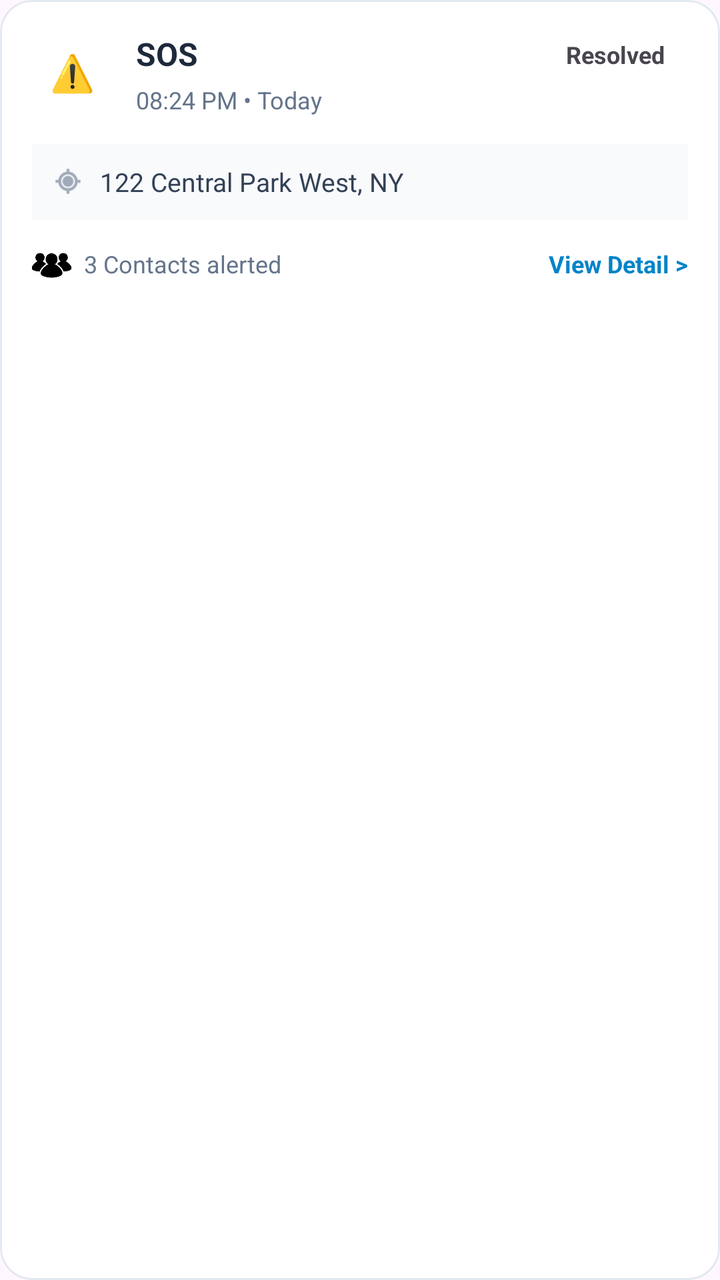
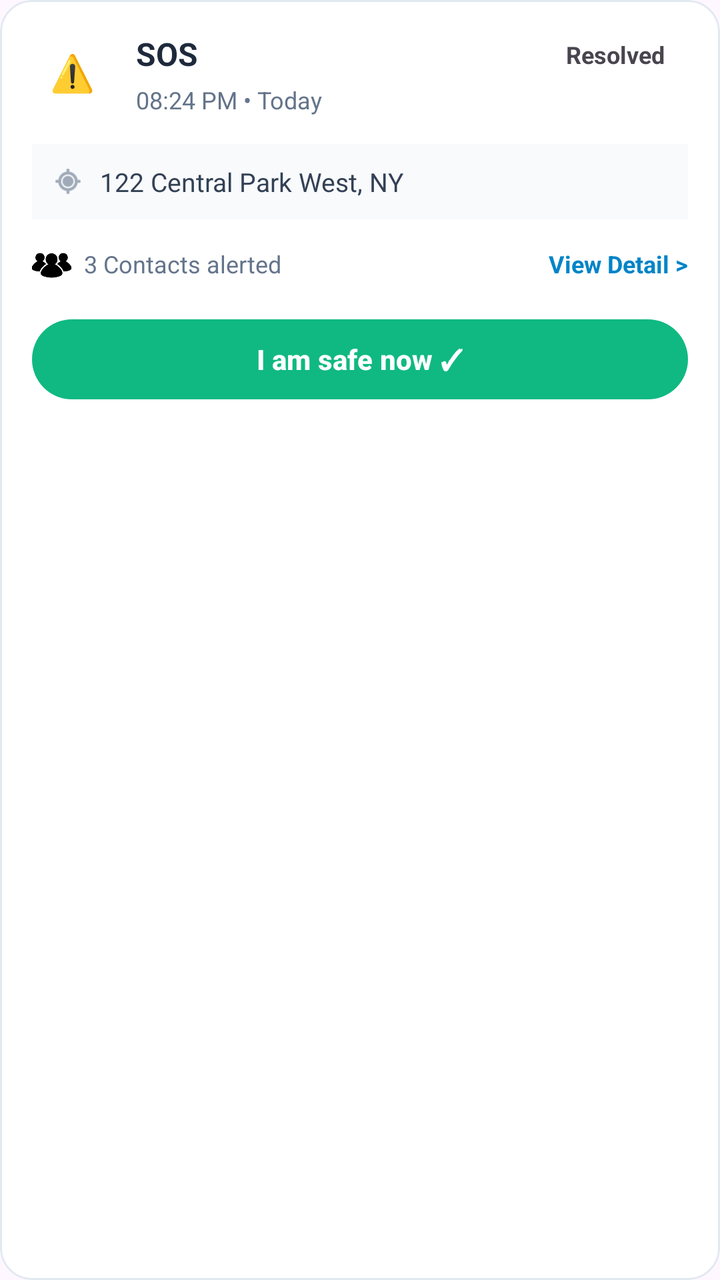

Two renders of the same Android screen: before a commit and after it. Below are the layout's source before the change and the commit's diff.
<!-- AndroidManifest.xml: application theme Theme.SafeRoute -->
<!-- res/layout/item_history_log.xml -->
<?xml version="1.0" encoding="utf-8"?>
<com.google.android.material.card.MaterialCardView
    xmlns:android="http://schemas.android.com/apk/res/android"
    xmlns:app="http://schemas.android.com/apk/res-auto"
    android:layout_width="match_parent"
    android:layout_height="wrap_content"
    android:layout_marginHorizontal="16dp"
    android:layout_marginVertical="8dp"
    app:cardCornerRadius="16dp"
    app:cardElevation="0dp"
    app:strokeWidth="1dp"
    app:strokeColor="#E2E8F0"
    app:cardBackgroundColor="#FFFFFF">

    <androidx.constraintlayout.widget.ConstraintLayout
        android:layout_width="match_parent"
        android:layout_height="wrap_content"
        android:padding="16dp">

        <TextView
            android:id="@+id/tvLogIcon"
            android:layout_width="40dp"
            android:layout_height="40dp"
            android:gravity="center"
            android:text="⚠️"
            android:textSize="18sp"
            app:layout_constraintStart_toStartOf="parent"
            app:layout_constraintTop_toTopOf="parent"/>

        <TextView
            android:id="@+id/tvLogType"
            android:layout_width="wrap_content"
            android:layout_height="wrap_content"
            android:layout_marginStart="12dp"
            android:text="SOS"
            android:textColor="#1E293B"
            android:textSize="16sp"
            android:textStyle="bold"
            app:layout_constraintStart_toEndOf="@id/tvLogIcon"
            app:layout_constraintTop_toTopOf="@id/tvLogIcon"/>

        <TextView
            android:id="@+id/tvLogTime"
            android:layout_width="wrap_content"
            android:layout_height="wrap_content"
            android:layout_marginTop="4dp"
            android:text="08:24 PM • Today"
            android:textColor="#64748B"
            android:textSize="12sp"
            app:layout_constraintStart_toStartOf="@id/tvLogType"
            app:layout_constraintTop_toBottomOf="@id/tvLogType"/>

        <TextView
            android:id="@+id/tvLogStatus"
            android:layout_width="wrap_content"
            android:layout_height="wrap_content"
            android:paddingHorizontal="12dp"
            android:paddingVertical="4dp"
            android:text="Resolved"
            android:textSize="12sp"
            android:textStyle="bold"
            android:gravity="center"
            app:layout_constraintEnd_toEndOf="parent"
            app:layout_constraintTop_toTopOf="@id/tvLogType"
            app:layout_constraintBottom_toBottomOf="@id/tvLogType"/>

        <LinearLayout
            android:id="@+id/locationContainer"
            android:layout_width="0dp"
            android:layout_height="wrap_content"
            android:layout_marginTop="16dp"
            android:background="#F8FAFC"
            android:orientation="horizontal"
            android:padding="10dp"
            app:layout_constraintTop_toBottomOf="@id/tvLogIcon"
            app:layout_constraintStart_toStartOf="parent"
            app:layout_constraintEnd_toEndOf="parent">

            <ImageView
                android:layout_width="16dp"
                android:layout_height="16dp"
                android:layout_gravity="center_vertical"
                android:src="@android:drawable/ic_menu_mylocation"
                app:tint="#64748B"/>

            <TextView
                android:id="@+id/tvLogLocation"
                android:layout_width="wrap_content"
                android:layout_height="wrap_content"
                android:layout_marginStart="8dp"
                android:text="122 Central Park West, NY"
                android:textColor="#334155"
                android:textSize="13sp"/>
        </LinearLayout>

        <ImageView
            android:id="@+id/ivPeopleIcon"
            android:layout_width="20dp"
            android:layout_height="16dp"
            android:layout_marginTop="14dp"
            android:src="@drawable/allpersons"
            app:layout_constraintStart_toStartOf="parent"
            app:layout_constraintTop_toBottomOf="@id/locationContainer"/>

        <TextView
            android:id="@+id/tvContactsAlerted"
            android:layout_width="wrap_content"
            android:layout_height="wrap_content"
            android:layout_marginStart="6dp"
            android:text="3 Contacts alerted"
            android:textColor="#64748B"
            android:textSize="12sp"
            app:layout_constraintBottom_toBottomOf="@id/ivPeopleIcon"
            app:layout_constraintStart_toEndOf="@id/ivPeopleIcon"
            app:layout_constraintTop_toTopOf="@id/ivPeopleIcon"/>

        <TextView
            android:id="@+id/tvViewDetail"
            android:layout_width="wrap_content"
            android:layout_height="wrap_content"
            android:text="View Detail >"
            android:textColor="#0284C7"
            android:textSize="12sp"
            android:textStyle="bold"
            app:layout_constraintEnd_toEndOf="parent"
            app:layout_constraintTop_toTopOf="@id/tvContactsAlerted"/>

    </androidx.constraintlayout.widget.ConstraintLayout>
</com.google.android.material.card.MaterialCardView>
<!-- resources referenced by this layout -->
<resources>
  <!-- drawable allpersons: png bitmap (drawable, 9095 bytes) -->
  <style name="Theme.SafeRoute" parent="Base.Theme.SafeRoute" />
  <style name="Base.Theme.SafeRoute" parent="Theme.Material3.DayNight.NoActionBar">
          
          
      </style>
</resources>

<!-- the commit's change to res/layout/item_history_log.xml (unified diff, before → after) -->
@@ -125,5 +125,23 @@
             app:layout_constraintEnd_toEndOf="parent"
             app:layout_constraintTop_toTopOf="@id/tvContactsAlerted"/>
 
+        
+        <com.google.android.material.button.MaterialButton
+            android:id="@+id/btnResolveAlert"
+            android:layout_width="0dp"
+            android:layout_height="48dp"
+            android:layout_marginTop="16dp"
+            android:text="I am safe now ✓"
+            android:textAllCaps="false"
+            android:textColor="#FFFFFF"
+            android:textSize="14sp"
+            android:textStyle="bold"
+            app:backgroundTint="#10B981"
+            app:cardCornerRadius="8dp"
+            app:iconGravity="textStart"
+            app:layout_constraintTop_toBottomOf="@id/ivPeopleIcon"
+            app:layout_constraintStart_toStartOf="parent"
+            app:layout_constraintEnd_toEndOf="parent"/>
+
     </androidx.constraintlayout.widget.ConstraintLayout>
 </com.google.android.material.card.MaterialCardView>
